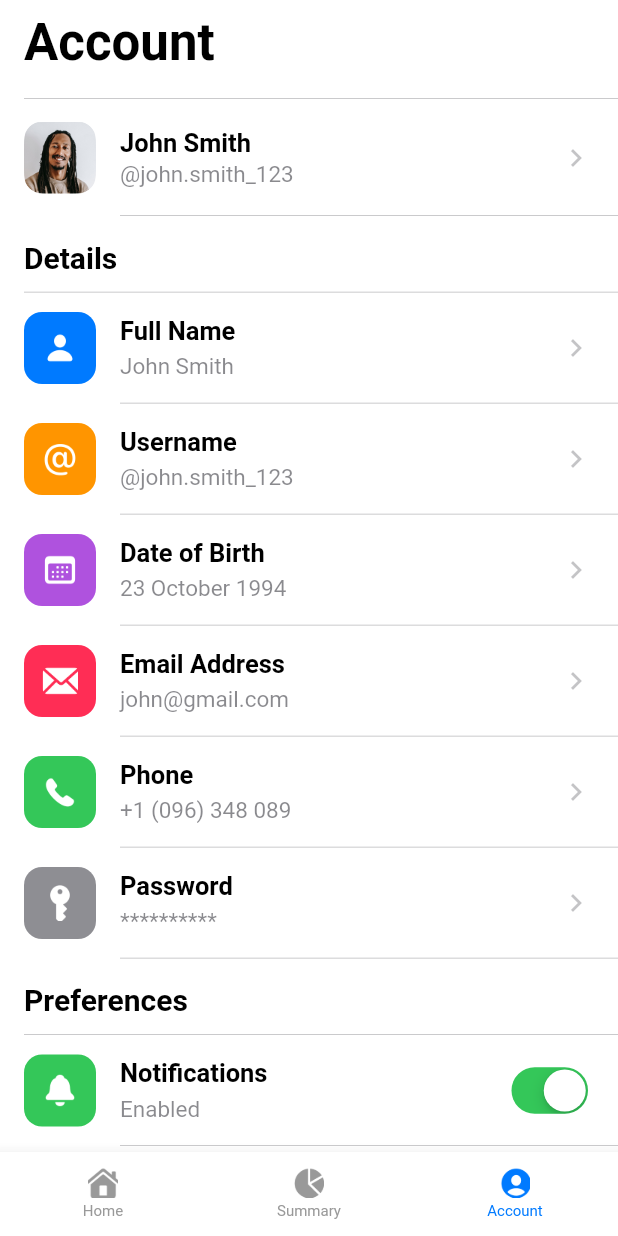
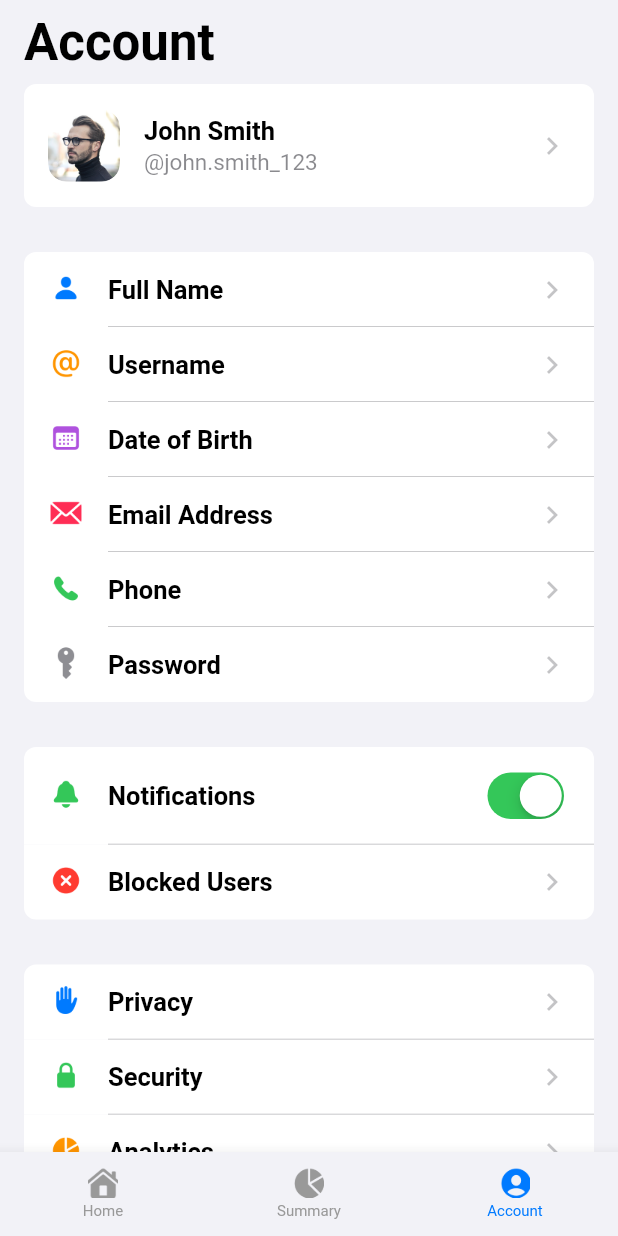
Before and after one commit to Manuelkpatsu/account_app, a Flutter app: the screen it shows after launch, item 3 of the bottom bar chosen, on a phone screen of 412 x 824 dp. Run offline on Flutter 3.47's test engine with Material 2 defaults, Android fonts, the phone set to English and light mode, and no system bars; Roboto replaces fonts that are missing (SFPro).

Commit message:
Add third account screen

```diff
--- /dev/null
+++ b/lib/screen/account_three/account_three_screen.dart
@@ -0,0 +1,173 @@
+import 'package:account_app/screen/widget/account_app_bar.dart';
+import 'package:account_app/screen/widget/chevron_right_icon.dart';
+import 'package:account_app/screen/widget/menu_divider.dart';
+import 'package:account_app/screen/widget/menu_tile.dart';
+import 'package:account_app/screen/widget/profile_full_name.dart';
+import 'package:account_app/screen/widget/profile_picture.dart';
+import 'package:account_app/screen/widget/profile_username.dart';
+import 'package:account_app/theme/custom_color.dart';
+import 'package:flutter/cupertino.dart';
+import 'package:flutter/material.dart';
+
+class AccountThreeScreen extends StatelessWidget {
+  const AccountThreeScreen({super.key});
+
+  @override
+  Widget build(BuildContext context) {
+    return Scaffold(
+      appBar: AccountAppBar(),
+      body: SingleChildScrollView(
+        padding: const EdgeInsets.symmetric(horizontal: 16),
+        child: Column(
+          crossAxisAlignment: CrossAxisAlignment.start,
+          children: [
+            ListTile(
+              tileColor: Colors.white,
+              onTap: () {},
+              contentPadding: const EdgeInsets.symmetric(horizontal: 16, vertical: 5),
+              shape: RoundedRectangleBorder(borderRadius: BorderRadius.circular(8)),
+              titleTextStyle: const TextStyle(
+                color: CustomColor.titleColor,
+                fontSize: 17,
+                fontWeight: FontWeight.bold,
+              ),
+              subtitleTextStyle: TextStyle(
+                color: CustomColor.separatorColor.withOpacity(0.6),
+                fontSize: 15,
+              ),
+              leading: const ProfilePicture(picture: 'assets/profiles/three.png'),
+              title: const ProfileFullName(fullName: 'John Smith'),
+              subtitle: const ProfileUsername(username: '@john.smith_123'),
+              trailing: const ChevronRightIcon(),
+            ),
+            const SizedBox(height: 30),
+            MenuTile(
+              title: 'Full Name',
+              borderRadius: const BorderRadius.vertical(top: Radius.circular(8)),
+              image: 'assets/menu_items/full_name.png',
+              showImageBackgroundColor: false,
+              imageColor: CustomColor.blueAccent,
+              onTap: () {},
+              widget: const ChevronRightIcon(),
+            ),
+            const MenuDivider(padding: EdgeInsets.only(left: 56)),
+            MenuTile(
+              title: 'Username',
+              borderRadius: BorderRadius.zero,
+              image: 'assets/menu_items/username.png',
+              showImageBackgroundColor: false,
+              imageColor: CustomColor.orangeAccent,
+              onTap: () {},
+              widget: const ChevronRightIcon(),
+            ),
+            const MenuDivider(padding: EdgeInsets.only(left: 56)),
+            MenuTile(
+              title: 'Date of Birth',
+              borderRadius: BorderRadius.zero,
+              image: 'assets/menu_items/dob.png',
+              showImageBackgroundColor: false,
+              imageColor: CustomColor.purpleAccent,
+              onTap: () {},
+              widget: const ChevronRightIcon(),
+            ),
+            const MenuDivider(padding: EdgeInsets.only(left: 56)),
+            MenuTile(
+              title: 'Email Address',
+              borderRadius: BorderRadius.zero,
+              image: 'assets/menu_items/email.png',
+              showImageBackgroundColor: false,
+              imageColor: CustomColor.pinkAccent,
+              onTap: () {},
+              widget: const ChevronRightIcon(),
+            ),
+            const MenuDivider(padding: EdgeInsets.only(left: 56)),
+            MenuTile(
+              title: 'Phone',
+              borderRadius: BorderRadius.zero,
+              image: 'assets/menu_items/phone.png',
+              showImageBackgroundColor: false,
+              imageColor: CustomColor.greenAccent,
+              onTap: () {},
+              widget: const ChevronRightIcon(),
+            ),
+            const MenuDivider(padding: EdgeInsets.only(left: 56)),
+            MenuTile(
+              title: 'Password',
+              borderRadius: const BorderRadius.vertical(bottom: Radius.circular(8)),
+              image: 'assets/menu_items/password.png',
+              showImageBackgroundColor: false,
+              imageColor: CustomColor.grayAccent,
+              onTap: () {},
+              widget: const ChevronRightIcon(),
+            ),
+            const SizedBox(height: 30),
+            MenuTile(
+              title: 'Notifications',
+              borderRadius: const BorderRadius.vertical(top: Radius.circular(8)),
+              image: 'assets/menu_items/bell.png',
+              showImageBackgroundColor: false,
+              imageColor: CustomColor.greenAccent,
+              onTap: null,
+              widget: CupertinoSwitch(
+                activeColor: CustomColor.greenAccent,
+                value: true,
+                onChanged: (value) {},
+              ),
+            ),
+            const MenuDivider(padding: EdgeInsets.only(left: 56)),
+            MenuTile(
+              title: 'Blocked Users',
+              borderRadius: const BorderRadius.vertical(bottom: Radius.circular(8)),
+              image: 'assets/menu_items/close.png',
+              showImageBackgroundColor: false,
+              imageColor: CustomColor.redAccent,
+              onTap: () {},
+              widget: const ChevronRightIcon(),
+            ),
+            const SizedBox(height: 30),
+            MenuTile(
+              title: 'Privacy',
+              borderRadius: const BorderRadius.vertical(top: Radius.circular(8)),
+              image: 'assets/menu_items/privacy.png',
+              showImageBackgroundColor: false,
+              imageColor: CustomColor.blueAccent,
+              onTap: () {},
+              widget: const ChevronRightIcon(),
+            ),
+            const MenuDivider(padding: EdgeInsets.only(left: 56)),
+            MenuTile(
+              title: 'Security',
+              borderRadius: BorderRadius.zero,
+              image: 'assets/menu_items/lock.png',
+              showImageBackgroundColor: false,
+              imageColor: CustomColor.greenAccent,
+              onTap: () {},
+              widget: const ChevronRightIcon(),
+            ),
+            const MenuDivider(padding: EdgeInsets.only(left: 56)),
+            MenuTile(
+              title: 'Analytics',
+              borderRadius: BorderRadius.zero,
+              image: 'assets/menu_items/analytics.png',
+              showImageBackgroundColor: false,
+              imageColor: CustomColor.orangeAccent,
+              onTap: () {},
+              widget: const ChevronRightIcon(),
+            ),
+            const MenuDivider(padding: EdgeInsets.only(left: 56)),
+            MenuTile(
+              title: 'Log Out',
+              borderRadius: const BorderRadius.vertical(bottom: Radius.circular(8)),
+              image: 'assets/menu_items/logout.png',
+              showImageBackgroundColor: false,
+              imageColor: CustomColor.redAccent,
+              onTap: () {},
+              widget: const ChevronRightIcon(),
+            ),
+            const SizedBox(height: 30),
+          ],
+        ),
+      ),
+    );
+  }
+}
--- a/lib/screen/app.dart
+++ b/lib/screen/app.dart
@@ -1,7 +1,7 @@
 import 'package:account_app/theme/custom_color.dart';
 import 'package:flutter/material.dart';
 
-import 'account_two/account_two_screen.dart';
+import 'account_three/account_three_screen.dart';
 import 'home/home_screen.dart';
 import 'summary/summary_screen.dart';
 
@@ -17,7 +17,7 @@ class _AppState extends State<App> {
   final List<Widget> _screens = [
     const HomeScreen(),
     const SummaryScreen(),
-    const AccountTwoScreen(),
+    const AccountThreeScreen(),
   ];
   final List<BottomNavigationBarItem> _navBarItems = [
     BottomNavigationBarItem(
@@ -74,7 +74,7 @@ class _AppState extends State<App> {
       bottomNavigationBar: BottomNavigationBar(
         unselectedItemColor: CustomColor.unselectedNavItemColor,
         selectedItemColor: CustomColor.blueAccent,
-        backgroundColor: Colors.white,
+        backgroundColor: CustomColor.backgroundColor,
         type: BottomNavigationBarType.fixed,
         currentIndex: _currentPage,
         onTap: (index) {
--- a/lib/screen/widget/menu_tile.dart
+++ b/lib/screen/widget/menu_tile.dart
@@ -1,6 +1,7 @@
 import 'package:flutter/material.dart';
 
 import 'menu_tile_image.dart';
+import 'menu_tile_image_with_no_background_color.dart';
 import 'menu_tile_sub_title.dart';
 import 'menu_tile_title.dart';
 
@@ -14,6 +15,7 @@ class MenuTile extends StatelessWidget {
   final Color imageColor;
   final Color? backgroundColor;
   final EdgeInsetsGeometry? padding;
+  final bool showImageBackgroundColor;
 
   const MenuTile({
     super.key,
@@ -26,6 +28,7 @@ class MenuTile extends StatelessWidget {
     required this.imageColor,
     this.backgroundColor = Colors.white,
     this.padding = const EdgeInsets.symmetric(horizontal: 16, vertical: 13),
+    this.showImageBackgroundColor = true,
   });
 
   @override
@@ -41,7 +44,9 @@ class MenuTile extends StatelessWidget {
         ),
         child: Row(
           children: [
-            MenuTileImage(imageColor: imageColor, image: image),
+            showImageBackgroundColor
+                ? MenuTileImage(imageColor: imageColor, image: image)
+                : MenuTileImageWithNoBackgroundColor(image: image),
             const SizedBox(width: 16),
             Expanded(
               child: Row(
--- /dev/null
+++ b/lib/screen/widget/menu_tile_image_with_no_background_color.dart
@@ -0,0 +1,12 @@
+import 'package:flutter/material.dart';
+
+class MenuTileImageWithNoBackgroundColor extends StatelessWidget {
+  final String image;
+
+  const MenuTileImageWithNoBackgroundColor({super.key, required this.image});
+
+  @override
+  Widget build(BuildContext context) {
+    return Image.asset(image, width: 24, height: 24, fit: BoxFit.cover);
+  }
+}
--- a/lib/theme/custom_theme.dart
+++ b/lib/theme/custom_theme.dart
@@ -6,12 +6,12 @@ import 'custom_color.dart';
 class CustomTheme {
   static ThemeData get theme {
     return ThemeData(
-        scaffoldBackgroundColor: Colors.white,
+        scaffoldBackgroundColor: CustomColor.backgroundColor,
         primaryColor: CustomColor.blueAccent,
         canvasColor: Colors.transparent,
         appBarTheme: const AppBarTheme(
           elevation: 0,
-          backgroundColor: Colors.white,
+          backgroundColor: CustomColor.backgroundColor,
           foregroundColor: CustomColor.titleColor,
           iconTheme: IconThemeData(color: Colors.black),
           titleTextStyle: TextStyle(
```
